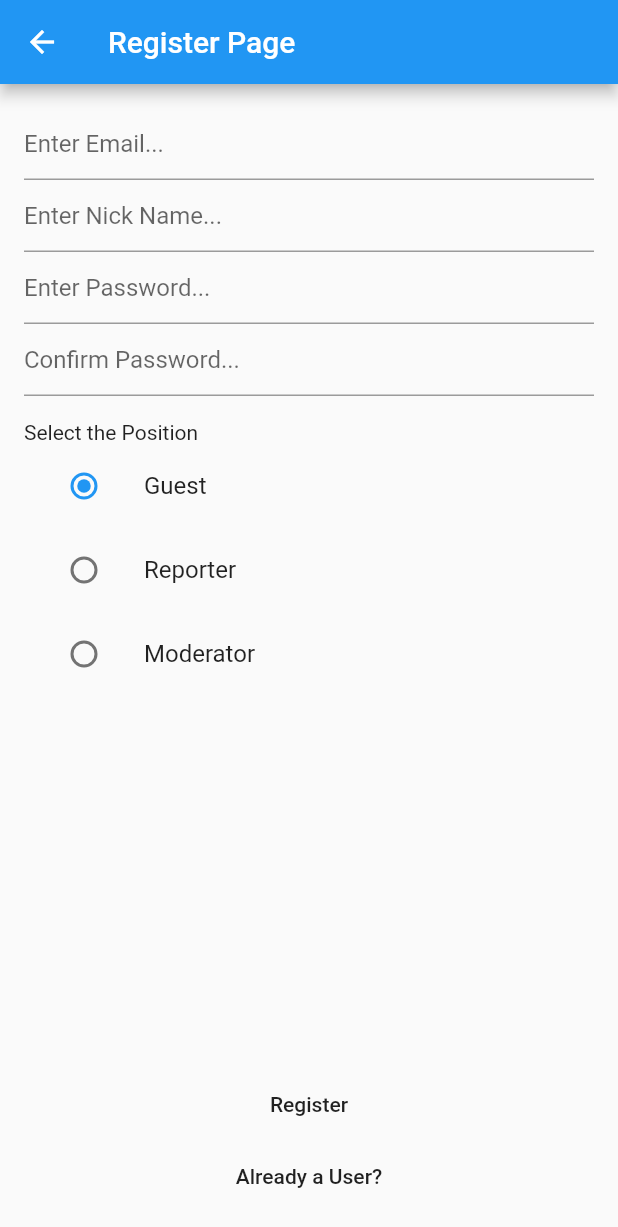
After one commit to niroshan-ran/flutter_project, a Flutter app: the screen it shows once a user with an empty profile is signed in, after a tap on "New User?", on a phone screen of 412 x 824 dp. The commit adds this screen. Shown: the top 1227 px of the screen. Run offline on Flutter 3.47's test engine with Material 2 defaults, Android fonts, the phone set to English and light mode, and no system bars; our stand-ins replace cloud_firestore, firebase_auth, firebase_core, fluttertoast; accounts and stored records are empty.

Commit message:
Another Commit by Niroshan

```diff
--- a/lib/main.dart
+++ b/lib/main.dart
@@ -22,12 +22,12 @@ class MyApp extends StatelessWidget {
 class LandingPage extends StatelessWidget {
   LandingPage({Key? key}) : super(key: key);
 
-  final Future<FirebaseApp> _intialization = Firebase.initializeApp();
+  final Future<FirebaseApp> _initialization = Firebase.initializeApp();
 
   @override
   Widget build(BuildContext context) {
     return FutureBuilder(
-      future: _intialization,
+      future: _initialization,
       builder: (context, snapshot) {
         if (snapshot.hasError) {
           return Scaffold(
@@ -37,14 +37,14 @@ class LandingPage extends StatelessWidget {
         if (snapshot.connectionState == ConnectionState.done) {
           return StreamBuilder(
             stream: FirebaseAuth.instance.authStateChanges(),
-            builder: (context, snapshot) {
+            builder: (context, AsyncSnapshot snapshot) {
               if (snapshot.connectionState == ConnectionState.active) {
-                Object? userdata = snapshot.data;
+                User? users = snapshot.data;
 
-                if (userdata == null) {
+                if (users == null) {
                   return LoginPage();
                 } else {
-                  return HomePage();
+                  return HomePage(userEmail: users.email);
                 }
               }
 
--- /dev/null
+++ b/lib/models/users.dart
@@ -0,0 +1,29 @@
+class User {
+  String _email = "";
+  String _nickName = "";
+  String _position = "";
+
+  // ignore: unnecessary_getters_setters
+  String get email => _email;
+
+  // ignore: unnecessary_getters_setters
+  set email(String value) {
+    _email = value;
+  }
+
+  // ignore: unnecessary_getters_setters
+  String get nickName => _nickName;
+
+  // ignore: unnecessary_getters_setters
+  String get position => _position;
+
+  // ignore: unnecessary_getters_setters
+  set position(String value) {
+    _position = value;
+  }
+
+  // ignore: unnecessary_getters_setters
+  set nickName(String value) {
+    _nickName = value;
+  }
+}
--- a/lib/pages/homepage.dart
+++ b/lib/pages/homepage.dart
@@ -1,8 +1,15 @@
-import 'package:firebase_auth/firebase_auth.dart';
+import 'package:cloud_firestore/cloud_firestore.dart';
 import 'package:flutter/material.dart';
+import 'package:flutter_project/pages/reporterpage.dart';
+
+import 'guestpage.dart';
+import 'loginpage.dart';
+import 'moderatorpage.dart';
 
 class HomePage extends StatefulWidget {
-  const HomePage({Key? key}) : super(key: key);
+  final userEmail;
+
+  const HomePage({Key? key, this.userEmail}) : super(key: key);
 
   @override
   _HomePageState createState() => _HomePageState();
@@ -11,15 +18,33 @@ class HomePage extends StatefulWidget {
 class _HomePageState extends State<HomePage> {
   @override
   Widget build(BuildContext context) {
-    return Scaffold(
-      appBar: AppBar(title: Text("Home Page")),
-      body: Center(
-          child: MaterialButton(
-        onPressed: () async {
-          await FirebaseAuth.instance.signOut();
-        },
-        child: Text("Sign Out"),
-      )),
+    var futureRef = FirebaseFirestore.instance
+        .collection('users')
+        .where('email', isEqualTo: widget.userEmail)
+        .get();
+
+    return FutureBuilder(
+      future: futureRef,
+      builder: (context, AsyncSnapshot snapshot) {
+        QuerySnapshot<Map<String, dynamic>> userResult = snapshot.data;
+        List<QueryDocumentSnapshot<Map<String, dynamic>>> userResultDocs =
+            userResult.docs;
+
+        for (var obj in userResultDocs) {
+          switch (obj.get('position')) {
+            case 'moderator':
+              return ModeratorPage(nickName: obj.get('nickName'));
+            case 'reporter':
+              return ReporterPage(nickName: obj.get('nickName'));
+            case 'guest':
+              return GuestPage(nickName: obj.get('nickName'));
+            default:
+              break;
+          }
+        }
+
+        return LoginPage();
+      },
     );
   }
 }
--- a/lib/pages/loginpage.dart
+++ b/lib/pages/loginpage.dart
@@ -1,5 +1,6 @@
 import 'package:firebase_auth/firebase_auth.dart';
 import 'package:flutter/material.dart';
+import 'package:flutter_project/pages/registerpage.dart';
 import 'package:fluttertoast/fluttertoast.dart';
 
 class LoginPage extends StatefulWidget {
@@ -50,37 +51,6 @@ class _LoginPageState extends State<LoginPage> {
         toastLength: Toast.LENGTH_SHORT,
         gravity: ToastGravity.SNACKBAR,
         timeInSecForIosWeb: 1);
-  }
-
-  Future<void> _createUser() async {
-    if (_email != "" && _password != "") {
-      try {
-        UserCredential userCredential = await FirebaseAuth.instance
-            .createUserWithEmailAndPassword(email: _email, password: _password);
-      } on FirebaseAuthException catch (e) {
-        if (e.code == 'weak-password') {
-          focusPassword();
-          clearPassword();
-          _showToast("The password provided is too weak");
-        } else if (e.code == 'email-already-in-use') {
-          clearEmail();
-          clearPassword();
-          focusEmail();
-          _showToast("The account already exists for that email");
-        } else if (e.code == 'invalid-email') {
-          clearEmail();
-          clearPassword();
-          focusEmail();
-          _showToast("Invalid Email");
-        } else {
-          _showErrorToast("Unknown Error Occurred", e);
-        }
-      } catch (e) {
-        _showErrorToast("Unknown Error Occurred", e);
-      }
-    } else {
-      _showToast("Please Fill all the Required Fields");
-    }
   }
 
   Future<void> _login() async {
@@ -142,7 +112,8 @@ class _LoginPageState extends State<LoginPage> {
                 },
                 decoration: InputDecoration(hintText: "Enter Password..."),
               ),
-              Row(
+              Center(
+                child: Column(
                   mainAxisAlignment: MainAxisAlignment.center,
                   children: [
                     MaterialButton(
@@ -150,11 +121,17 @@ class _LoginPageState extends State<LoginPage> {
                       child: Text("Login"),
                     ),
                     MaterialButton(
-                    onPressed: _createUser,
-                    child: Text("Create New Account"),
+                      onPressed: () {
+                        Navigator.push(
+                            context,
+                            MaterialPageRoute(
+                                builder: (context) => RegisterPage()));
+                      },
+                      child: Text("New User?"),
                     ),
                   ],
-              )
+                ),
+              ),
             ],
           )),
     );
--- /dev/null
+++ b/lib/pages/registerpage.dart
@@ -0,0 +1,233 @@
+import 'package:flutter/cupertino.dart';
+import 'package:flutter/material.dart';
+import 'package:flutter/widgets.dart';
+import 'package:fluttertoast/fluttertoast.dart';
+
+class RegisterPage extends StatefulWidget {
+  const RegisterPage({Key? key}) : super(key: key);
+
+  @override
+  _RegisterPageState createState() => _RegisterPageState();
+}
+
+enum Positions { guest, reporter, moderator }
+
+class _RegisterPageState extends State<RegisterPage> {
+  String _email = "",
+      _password = "",
+      _nickName = "",
+      _confirmPassword = "",
+      _position = "";
+
+  var focusEmailNode = FocusNode();
+  var focusPasswordNode = FocusNode();
+  var focusNickNameNode = FocusNode();
+  var focusConfirmPasswordNode = FocusNode();
+
+  final emailText = TextEditingController();
+  final passwordText = TextEditingController();
+  final nickNameText = TextEditingController();
+  final confirmPasswordText = TextEditingController();
+
+  void focusText(textNode) {
+    FocusScope.of(context).requestFocus(textNode);
+  }
+
+  void clearText(textFieldController, variableString) {
+    textFieldController.clear();
+
+    switch (variableString) {
+      case 'email':
+        _email = "";
+        break;
+      case 'password':
+        _password = "";
+        break;
+      case 'confirmPassword':
+        _confirmPassword = "";
+        break;
+      case 'nickName':
+        _nickName = "";
+        break;
+      default:
+        _email = "";
+        _password = "";
+        _confirmPassword = "";
+        _nickName = "";
+        break;
+    }
+  }
+
+  void _showErrorToast(message, error) {
+    Fluttertoast.showToast(
+        msg: "$message | $error",
+        toastLength: Toast.LENGTH_SHORT,
+        gravity: ToastGravity.SNACKBAR,
+        timeInSecForIosWeb: 1);
+  }
+
+  void _showToast(message) {
+    Fluttertoast.showToast(
+        msg: message,
+        toastLength: Toast.LENGTH_SHORT,
+        gravity: ToastGravity.SNACKBAR,
+        timeInSecForIosWeb: 1);
+  }
+
+  Future<void> _createUser() async {
+    /*if (_email != "" && _password != "") {
+      try {
+        UserCredential userCredential = await FirebaseAuth.instance
+            .createUserWithEmailAndPassword(email: _email, password: _password);
+      } on FirebaseAuthException catch (e) {
+        if (e.code == 'weak-password') {
+          focusText(focusPasswordNode);
+          clearText(passwordText, 'password');
+          _showToast("The password provided is too weak");
+        } else if (e.code == 'email-already-in-use') {
+          clearText(emailText, 'email');
+          clearText(passwordText, 'password');
+          focusText(focusEmailNode);
+          _showToast("The account already exists for that email");
+        } else if (e.code == 'invalid-email') {
+          clearText(emailText, 'email');
+          clearText(passwordText, 'password');
+          focusText(focusEmailNode);
+          _showToast("Invalid Email");
+        } else {
+          _showErrorToast("Unknown Error Occurred", e);
+        }
+      } catch (e) {
+        _showErrorToast("Unknown Error Occurred", e);
+      }
+    } else {
+      _showToast("Please Fill all the Required Fields");
+    }*/
+  }
+
+  Positions? _character = Positions.guest;
+
+  @override
+  Widget build(BuildContext context) {
+    return Scaffold(
+      appBar: AppBar(title: Text("Register Page")),
+      body: Padding(
+          padding: const EdgeInsets.all(16.0),
+          child: Column(
+            mainAxisAlignment: MainAxisAlignment.start,
+            children: [
+              TextField(
+                focusNode: focusEmailNode,
+                controller: emailText,
+                onChanged: (value) {
+                  _email = value;
+                },
+                decoration: InputDecoration(hintText: "Enter Email..."),
+              ),
+              TextField(
+                focusNode: focusNickNameNode,
+                controller: nickNameText,
+                onChanged: (value) {
+                  _nickName = value;
+                },
+                decoration: InputDecoration(hintText: "Enter Nick Name..."),
+              ),
+              TextField(
+                focusNode: focusPasswordNode,
+                controller: passwordText,
+                obscureText: true,
+                enableSuggestions: false,
+                autocorrect: false,
+                onChanged: (value) {
+                  _password = value;
+                },
+                decoration: InputDecoration(hintText: "Enter Password..."),
+              ),
+              TextField(
+                focusNode: focusConfirmPasswordNode,
+                controller: confirmPasswordText,
+                obscureText: true,
+                enableSuggestions: false,
+                autocorrect: false,
+                onChanged: (value) {
+                  _confirmPassword = value;
+                },
+                decoration: InputDecoration(hintText: "Confirm Password..."),
+              ),
+              Padding(
+                  padding: const EdgeInsets.fromLTRB(0, 16.0, 0, 0),
+                  child: Align(
+                      alignment: Alignment.centerLeft,
+                      child: Container(
+                          child: Text(
+                        "Select the Position",
+                        textAlign: TextAlign.left,
+                        style: TextStyle(fontSize: 14),
+                      )))),
+              Flexible(
+                child: ListView(
+                  children: [
+                    ListTile(
+                      title: const Text('Guest'),
+                      leading: Radio<Positions>(
+                        value: Positions.guest,
+                        groupValue: _character,
+                        onChanged: (Positions? value) {
+                          setState(() {
+                            _character = value;
+                            _position = _character.toString();
+                          });
+                        },
+                      ),
+                    ),
+                    ListTile(
+                      title: const Text('Reporter'),
+                      leading: Radio<Positions>(
+                        value: Positions.reporter,
+                        groupValue: _character,
+                        onChanged: (Positions? value) {
+                          setState(() {
+                            _character = value;
+                            _position = _character.toString();
+                          });
+                        },
+                      ),
+                    ),
+                    ListTile(
+                      title: const Text('Moderator'),
+                      leading: Radio<Positions>(
+                        value: Positions.moderator,
+                        groupValue: _character,
+                        onChanged: (Positions? value) {
+                          setState(() {
+                            _character = value;
+                            _position = _character.toString();
+                          });
+                        },
+                      ),
+                    ),
+                  ],
+                ),
+              ),
+              Center(
+                child: Column(
+                  mainAxisAlignment: MainAxisAlignment.center,
+                  children: [
+                    MaterialButton(
+                      onPressed: _createUser,
+                      child: Text("Register"),
+                    ),
+                    MaterialButton(
+                      onPressed: () {
+                        Navigator.pop(context);
+                      },
+                      child: Text("Already a User?"),
+                    ),
+                  ],
+                ),
+              ),
+            ],
+          )),
+    );
+  }
+}
--- a/pubspec.yaml
+++ b/pubspec.yaml
@@ -31,6 +31,7 @@ dependencies:
   # The following adds the Cupertino Icons font to your application.
   # Use with the CupertinoIcons class for iOS style icons.
   cupertino_icons: ^1.0.2
+  cloud_firestore: ^2.2.1
 
 dev_dependencies:
   flutter_test:
```
Also changed, not shown: lib/pages/guestpage.dart (added, +37 -0 lines), lib/pages/moderatorpage.dart (added, +38 -0 lines), lib/pages/reporterpage.dart (added, +37 -0 lines), pubspec.lock. Lines whose indentation alone changed are shown as unchanged.
